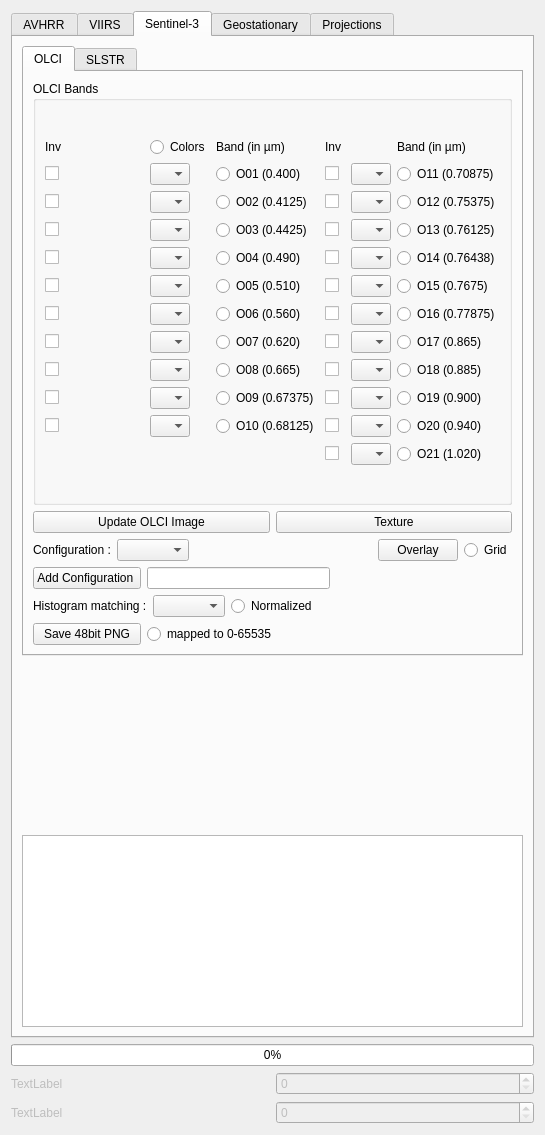
Qt form core/formtoolbox.ui (hvanruys/EUMETCastView) before a commit.
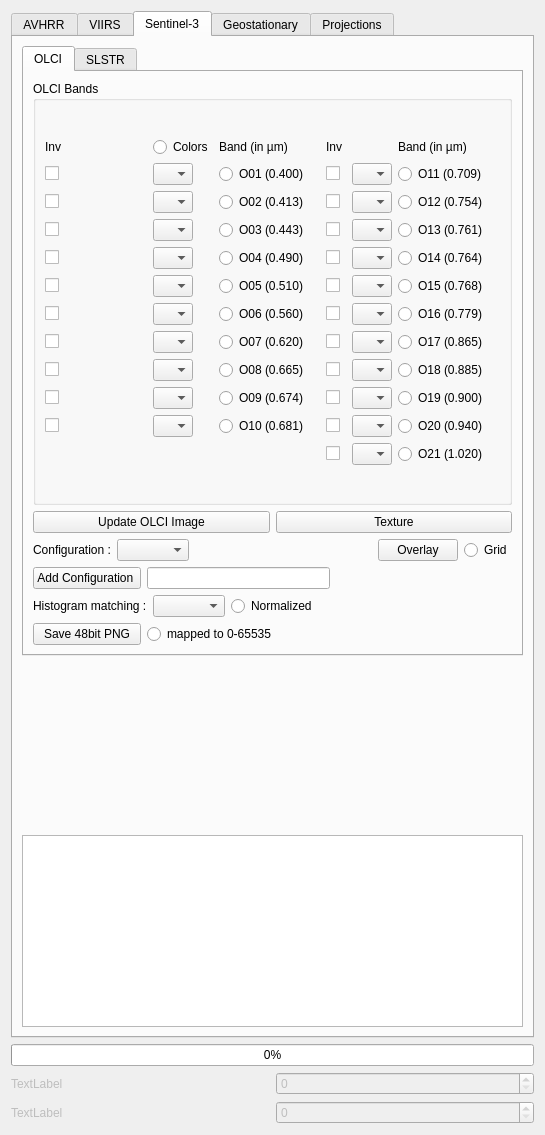
The same form after that commit. The open tabs and pages were chosen to show the change. Custom widgets are drawn as their Qt base class.

```diff
--- a/core/formtoolbox.ui
+++ b/core/formtoolbox.ui
@@ -2198,14 +2198,14 @@
                 <item row="5" column="5">
                  <widget class="QRadioButton" name="rbOLCI15">
                   <property name="text">
-                   <string>O15 (0.7675)</string>
+                   <string>O15 (0.768)</string>
                   </property>
                  </widget>
                 </item>
                 <item row="3" column="2">
                  <widget class="QRadioButton" name="rbOLCI03">
                   <property name="text">
-                   <string>O03 (0.4425)</string>
+                   <string>O03 (0.443)</string>
                   </property>
                  </widget>
                 </item>
@@ -2236,7 +2236,7 @@
                 <item row="9" column="2">
                  <widget class="QRadioButton" name="rbOLCI09">
                   <property name="text">
-                   <string>O09 (0.67375)</string>
+                   <string>O09 (0.674)</string>
                   </property>
                  </widget>
                 </item>
@@ -2253,7 +2253,7 @@
                 <item row="10" column="2">
                  <widget class="QRadioButton" name="rbOLCI10">
                   <property name="text">
-                   <string>O10 (0.68125)</string>
+                   <string>O10 (0.681)</string>
                   </property>
                  </widget>
                 </item>
@@ -2352,7 +2352,7 @@
                 <item row="1" column="5">
                  <widget class="QRadioButton" name="rbOLCI11">
                   <property name="text">
-                   <string>O11 (0.70875)</string>
+                   <string>O11 (0.709)</string>
                   </property>
                  </widget>
                 </item>
@@ -2441,7 +2441,7 @@
                 <item row="2" column="5">
                  <widget class="QRadioButton" name="rbOLCI12">
                   <property name="text">
-                   <string>O12 (0.75375)</string>
+                   <string>O12 (0.754)</string>
                   </property>
                  </widget>
                 </item>
@@ -2517,7 +2517,7 @@
                 <item row="3" column="5">
                  <widget class="QRadioButton" name="rbOLCI13">
                   <property name="text">
-                   <string>O13 (0.76125)</string>
+                   <string>O13 (0.761)</string>
                   </property>
                  </widget>
                 </item>
@@ -2603,7 +2603,7 @@
                 <item row="2" column="2">
                  <widget class="QRadioButton" name="rbOLCI02">
                   <property name="text">
-                   <string>O02 (0.4125)</string>
+                   <string>O02 (0.413)</string>
                   </property>
                  </widget>
                 </item>
@@ -2627,7 +2627,7 @@
                 <item row="6" column="5">
                  <widget class="QRadioButton" name="rbOLCI16">
                   <property name="text">
-                   <string>O16 (0.77875)</string>
+                   <string>O16 (0.779)</string>
                   </property>
                  </widget>
                 </item>
@@ -2665,7 +2665,7 @@
                 <item row="4" column="5">
                  <widget class="QRadioButton" name="rbOLCI14">
                   <property name="text">
-                   <string>O14 (0.76438)</string>
+                   <string>O14 (0.764)</string>
                   </property>
                  </widget>
                 </item>
```
Left out of the diff: 2 changed lines with no effect on the pictures.
